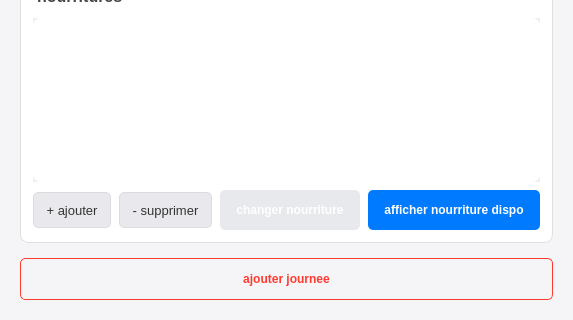
Above: UI_folder/journee1.ui from Felixcegep/tracker2perf before the change; both pictures show x 0 to 573 and y 437 to 757 of the 573 by 757 pixel window. Below: the same form after it.
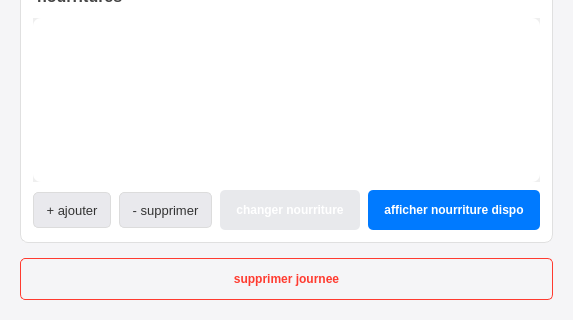
That is the form after the change.

Commit message: correction de l'affichange avec une erreur

What changed in the file:
```diff
--- a/UI_folder/journee1.ui
+++ b/UI_folder/journee1.ui
@@ -532,7 +532,7 @@
       <cursorShape>PointingHandCursor</cursorShape>
      </property>
      <property name="text">
-      <string>ajouter journee</string>
+      <string>supprimer journee</string>
      </property>
     </widget>
    </item>
```
The commit also changes 1 other file.
